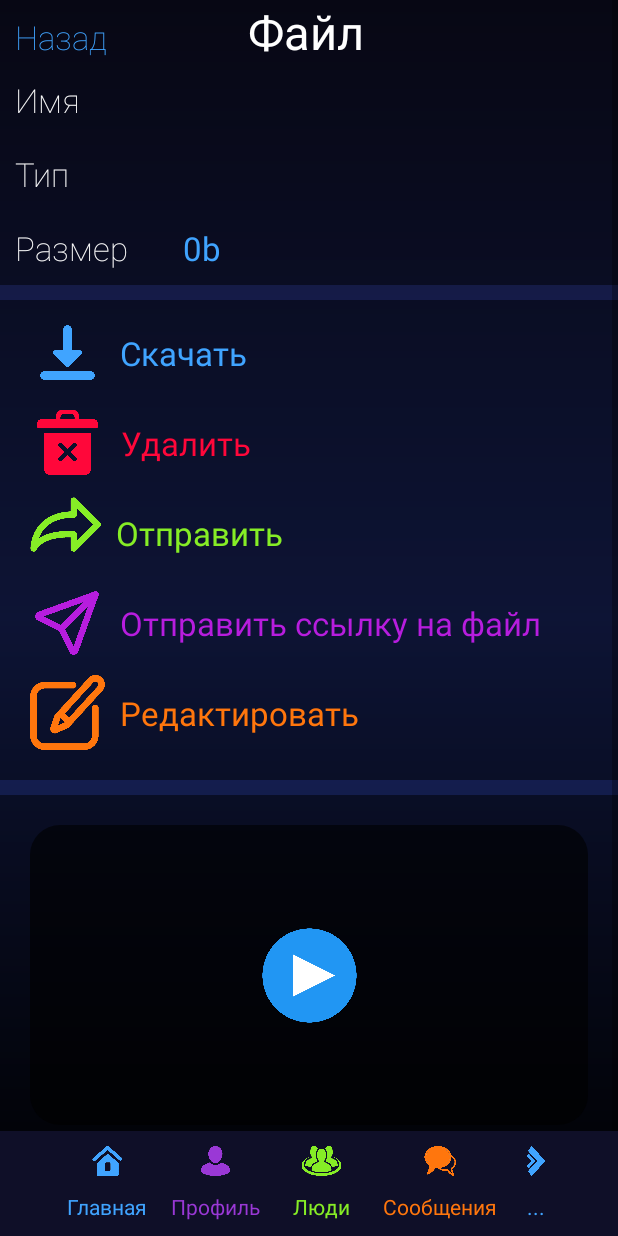
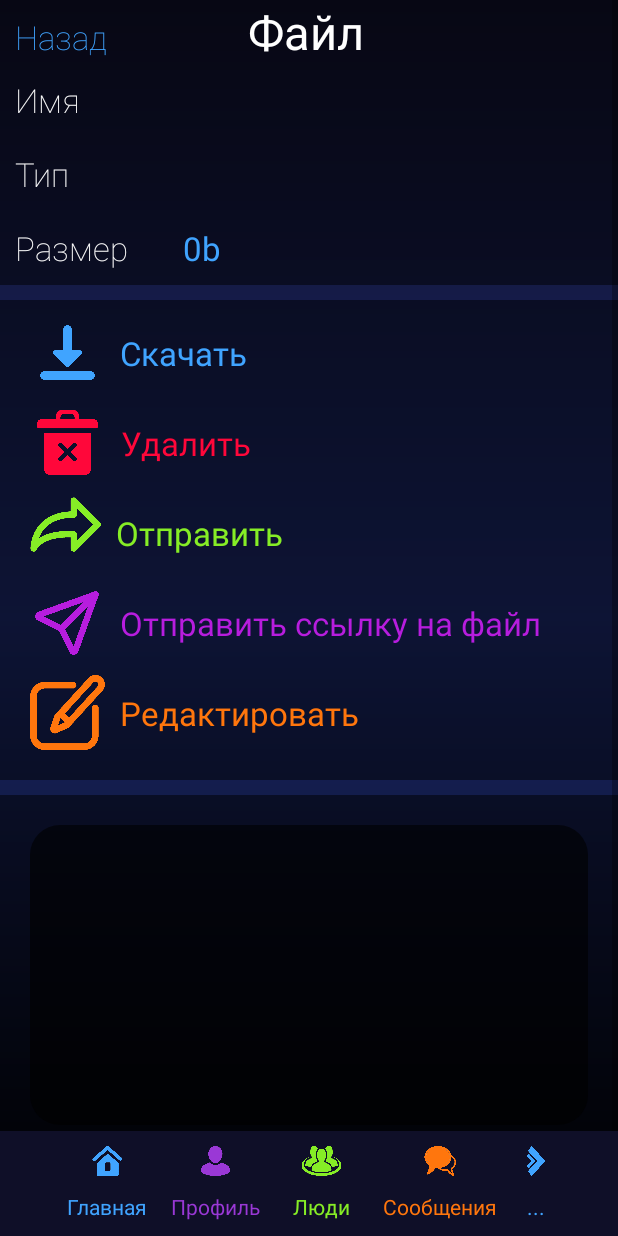
Before and after one commit to YaroslavAlmazoff/ChatLog-mobile, an Android app: the FileActivity screen opened directly, with no data from a screen before it, on a phone screen of 412 x 824 dp. Run offline under Robolectric (Android 15) with nearby library versions, the phone set to English and light mode, and no system bars; our stand-ins replace Picasso; pictures from the network do not load; Roboto replaces fonts that are not available here; 6 statements that could not run were skipped.

Commit message:
excel support

```diff
--- a/app/src/main/res/layout/activity_file.xml
+++ b/app/src/main/res/layout/activity_file.xml
@@ -327,6 +327,7 @@
                         app:layout_constraintEnd_toEndOf="parent"/>
                     <ImageView
                         android:id="@+id/play_video"
+                        android:visibility="gone"
                         android:layout_width="75dp"
                         android:layout_height="75dp"
                         app:layout_constraintTop_toTopOf="parent"
@@ -397,6 +398,26 @@
                         app:layout_constraintEnd_toEndOf="parent"
                         app:layout_constraintBottom_toBottomOf="parent"/>
                 </androidx.constraintlayout.widget.ConstraintLayout>
+                <HorizontalScrollView
+                    android:id="@+id/excel_container"
+                    android:visibility="gone"
+                    android:layout_width="match_parent"
+                    android:layout_height="match_parent">
+                    <FrameLayout
+                        xmlns:android="http://schemas.android.com/apk/res/android"
+                        android:id="@+id/container"
+                        android:layout_width="wrap_content"
+                        android:layout_height="match_parent"
+                        app:layout_constraintStart_toStartOf="parent">
+                    </FrameLayout>
+                </HorizontalScrollView>
+                <WebView
+                    android:visibility="gone"
+                    android:id="@+id/presentation_view"
+                    android:layout_width="match_parent"
+                    android:layout_height="500dp"
+                    app:layout_constraintTop_toBottomOf="@id/excel_container"
+                    />
             </androidx.constraintlayout.widget.ConstraintLayout>
             <View
                 android:layout_width="match_parent"
```
Also changed, not shown: app/src/main/java/com/chatlog/chatlog/FileActivity.kt (+83 -47 lines), app/src/main/java/com/chatlog/chatlog/Utils.kt (+20 -0 lines).
